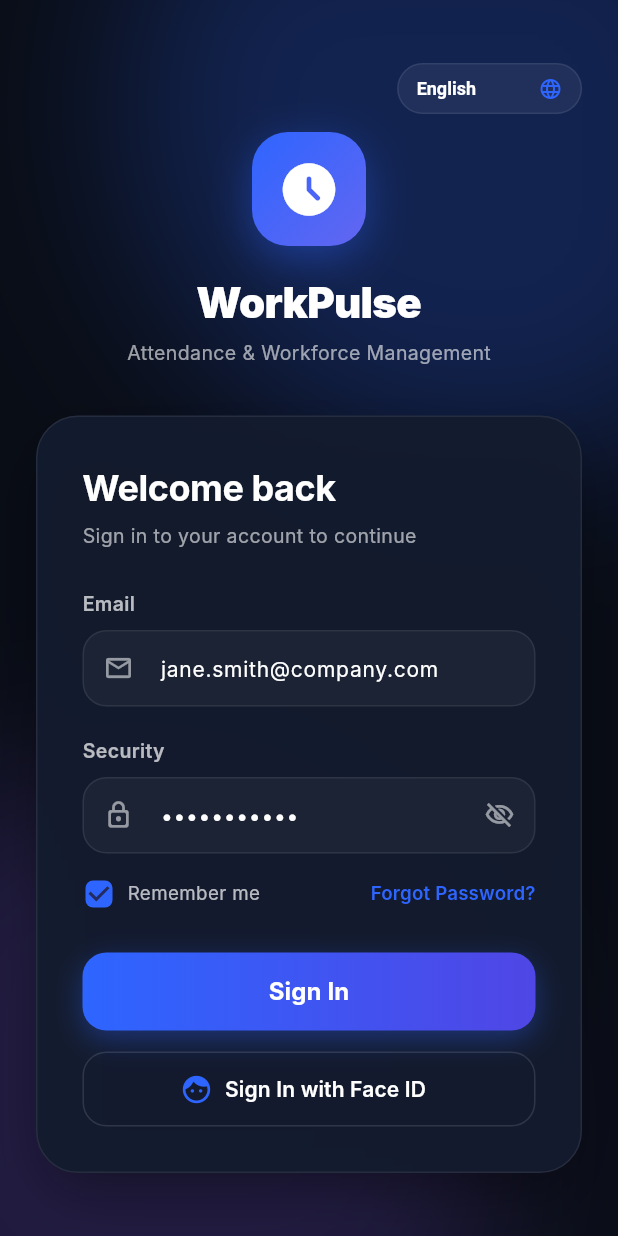
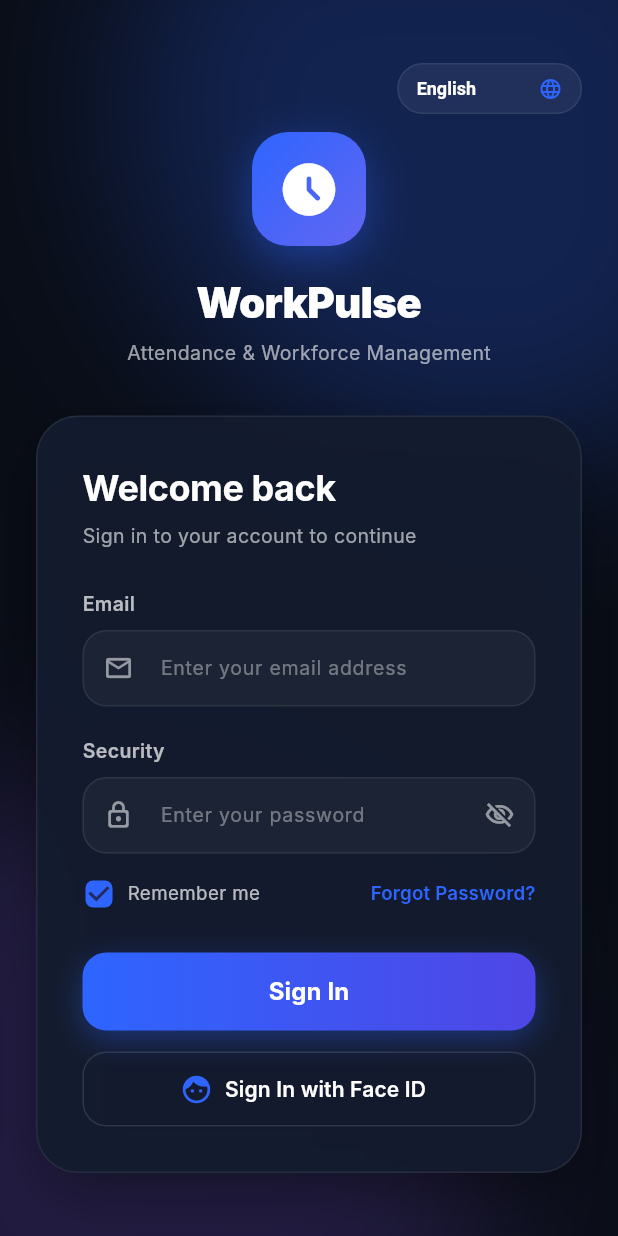
Before and after one commit to 9dostwal8/Attendance-app, a Flutter app: the screen it shows after launch, on a phone screen of 412 x 824 dp. Run offline on Flutter 3.47's test engine with Material 3 defaults, Android fonts, the light colour scheme and no system bars; our stand-ins replace camera, cloud_firestore, firebase_core, firebase_messaging, fl_chart, flutter_local_notifications and 6 more; missing offline and left inert: dart:html, file_saver, google_mlkit_face_detection, syncfusion_flutter_xlsio, tflite_flutter; accounts and stored records are empty; Roboto replaces fonts that are missing (Inter).

Commit message:
chore: remove default login credentials

```diff
--- a/lib/screens/login_screen.dart
+++ b/lib/screens/login_screen.dart
@@ -11,8 +11,8 @@ class LoginScreen extends StatefulWidget {
 
 class _LoginScreenState extends State<LoginScreen> {
   final _formKey = GlobalKey<FormState>();
-  final _identifierController = TextEditingController(text: 'jane.smith@company.com');
-  final _passwordController = TextEditingController(text: 'password123');
+  final _identifierController = TextEditingController();
+  final _passwordController = TextEditingController();
   bool _obscurePassword = true;
   bool _rememberMe = true;
   bool _isLoggingIn = false;
```
